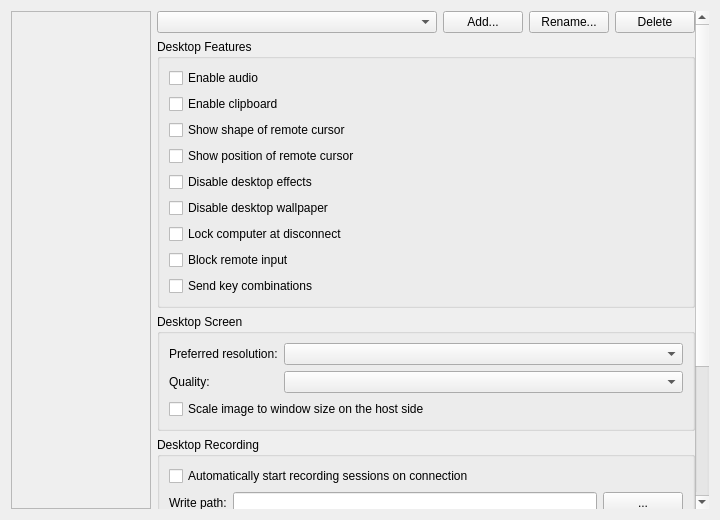
Old version of the form source/client/desktop/settings_tab.ui in the repository dchapyshev/aspia.
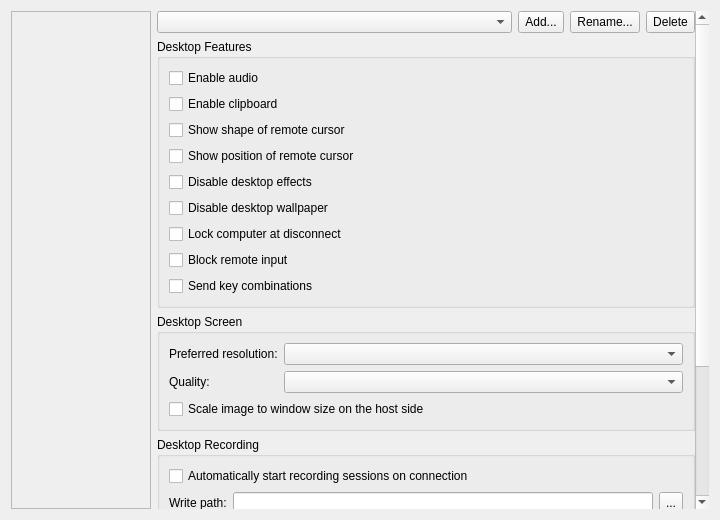
New version of the form. The open tabs and pages were chosen to show the change. Custom widgets are drawn as their Qt base class.

What changed in the file:
```diff
--- a/source/client/desktop/settings_tab.ui
+++ b/source/client/desktop/settings_tab.ui
@@ -587,7 +587,7 @@
               </widget>
              </item>
              <item>
-              <widget class="QPushButton" name="button_add_profile">
+              <widget class="IconTextButton" name="button_add_profile">
                <property name="sizePolicy">
                 <sizepolicy hsizetype="Minimum" vsizetype="Preferred">
                  <horstretch>0</horstretch>
@@ -600,7 +600,7 @@
               </widget>
              </item>
              <item>
-              <widget class="QPushButton" name="button_rename_profile">
+              <widget class="IconTextButton" name="button_rename_profile">
                <property name="sizePolicy">
                 <sizepolicy hsizetype="Minimum" vsizetype="Preferred">
                  <horstretch>0</horstretch>
@@ -613,7 +613,7 @@
               </widget>
              </item>
              <item>
-              <widget class="QPushButton" name="button_delete_profile">
+              <widget class="IconTextButton" name="button_delete_profile">
                <property name="sizePolicy">
                 <sizepolicy hsizetype="Minimum" vsizetype="Preferred">
                  <horstretch>0</horstretch>
@@ -806,7 +806,7 @@
                  </widget>
                 </item>
                 <item>
-                 <widget class="QPushButton" name="button_select_record_dir">
+                 <widget class="IconTextButton" name="button_select_record_dir">
                   <property name="sizePolicy">
                    <sizepolicy hsizetype="Fixed" vsizetype="Minimum">
                     <horstretch>0</horstretch>
@@ -1195,6 +1195,11 @@
   </layout>
  </widget>
  <customwidgets>
+  <customwidget>
+   <class>IconTextButton</class>
+   <extends>QToolButton</extends>
+   <header>common/desktop/icon_text_button.h</header>
+  </customwidget>
   <customwidget>
    <class>PasswordEdit</class>
    <extends>QLineEdit</extends>
```
Left out of the diff: 4 changed lines with no effect on the pictures.
